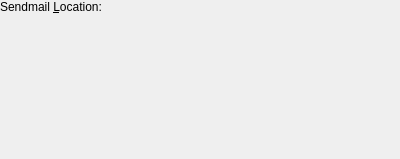
Qt form kmailtransport/sendmail/sendmailsettings.ui (KDE/kdepim-addons) before a commit.
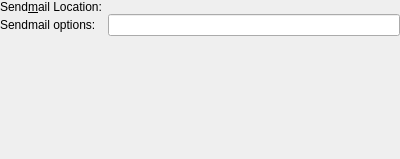
The same form after that commit. Custom widgets are drawn as their Qt base class.

Commit message:
Fix Bug 397483 - Sendmail-type Sending account command does not take options
FIXED-IN: 5.10.0

The edit to the form file:
```diff
--- a/kmailtransport/sendmail/sendmailsettings.ui
+++ b/kmailtransport/sendmail/sendmailsettings.ui
@@ -33,7 +33,7 @@
    <item row="0" column="0">
     <widget class="QLabel" name="label_2">
      <property name="text">
-      <string>Sendmail &amp;Location:</string>
+      <string>Send&amp;mail Location:</string>
      </property>
      <property name="buddy">
       <cstring>kcfg_host</cstring>
@@ -47,6 +47,16 @@
      </property>
     </widget>
    </item>
+   <item row="1" column="0">
+    <widget class="QLabel" name="label">
+     <property name="text">
+      <string>Sendmail options:</string>
+     </property>
+    </widget>
+   </item>
+   <item row="1" column="1">
+    <widget class="QLineEdit" name="kcfg_options"/>
+   </item>
   </layout>
  </widget>
  <customwidgets>
```
The commit also changes 4 other files.
